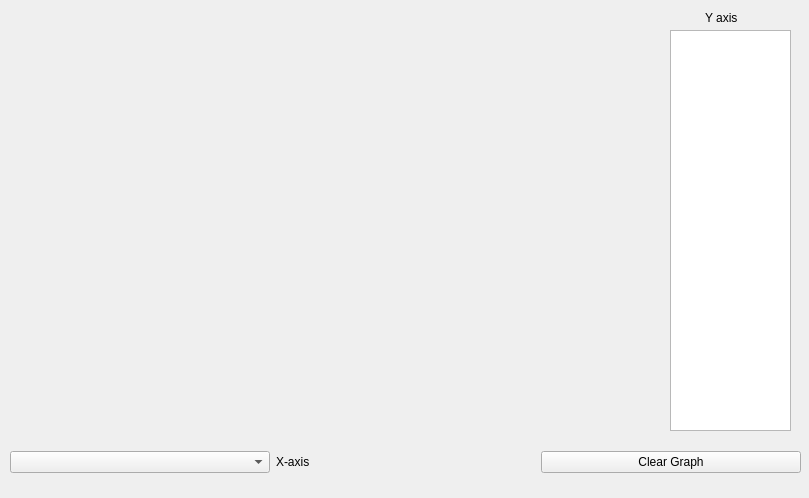
The window that resistivity/View/GUI/graphwindow.ui (AdrienGourgout/resistivity) describes before a commit, drawn with Qt 5.
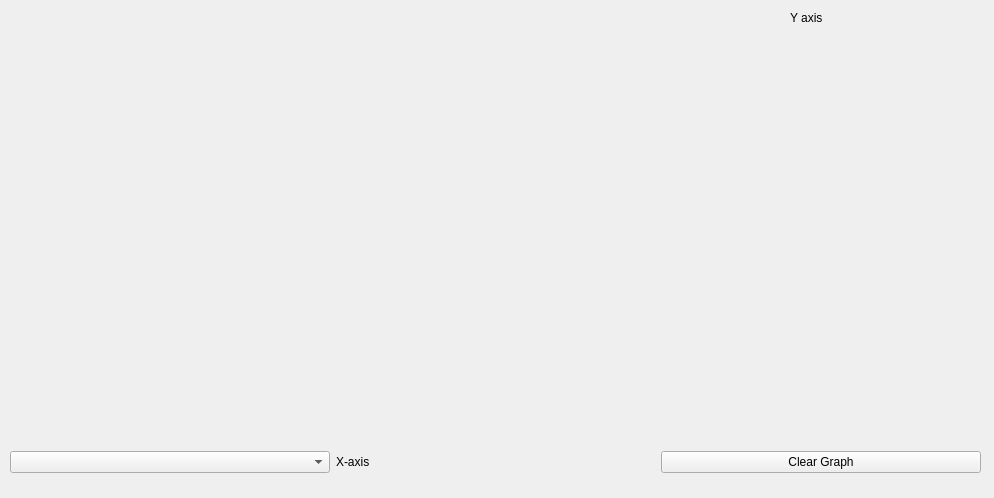
The same window after the commit.

```diff
--- a/resistivity/View/GUI/graphwindow.ui
+++ b/resistivity/View/GUI/graphwindow.ui
@@ -6,7 +6,7 @@
    <rect>
     <x>0</x>
     <y>0</y>
-    <width>809</width>
+    <width>994</width>
     <height>498</height>
    </rect>
   </property>
@@ -27,7 +27,7 @@
   <widget class="QLabel" name="label_2">
    <property name="geometry">
     <rect>
-     <x>705</x>
+     <x>790</x>
      <y>10</y>
      <width>41</width>
      <height>16</height>
@@ -37,22 +37,12 @@
     <string>Y axis</string>
    </property>
   </widget>
-  <widget class="QListWidget" name="y_axis_menu">
-   <property name="geometry">
-    <rect>
-     <x>670</x>
-     <y>30</y>
-     <width>121</width>
-     <height>401</height>
-    </rect>
-   </property>
-  </widget>
   <widget class="QWidget" name="widget" native="true">
    <property name="geometry">
     <rect>
      <x>10</x>
      <y>440</y>
-     <width>791</width>
+     <width>971</width>
      <height>44</height>
     </rect>
    </property>
@@ -76,6 +66,17 @@
     </item>
    </layout>
   </widget>
+  <widget class="QWidget" name="y_axis_menu" native="true">
+   <property name="geometry">
+    <rect>
+     <x>669</x>
+     <y>29</y>
+     <width>311</width>
+     <height>411</height>
+    </rect>
+   </property>
+   <layout class="QGridLayout" name="gridLayout"/>
+  </widget>
   <zorder>label_2</zorder>
   <zorder>y_axis_menu</zorder>
   <zorder>widget</zorder>
```
Left out of the diff: 2 changed lines with no effect on the pictures.
